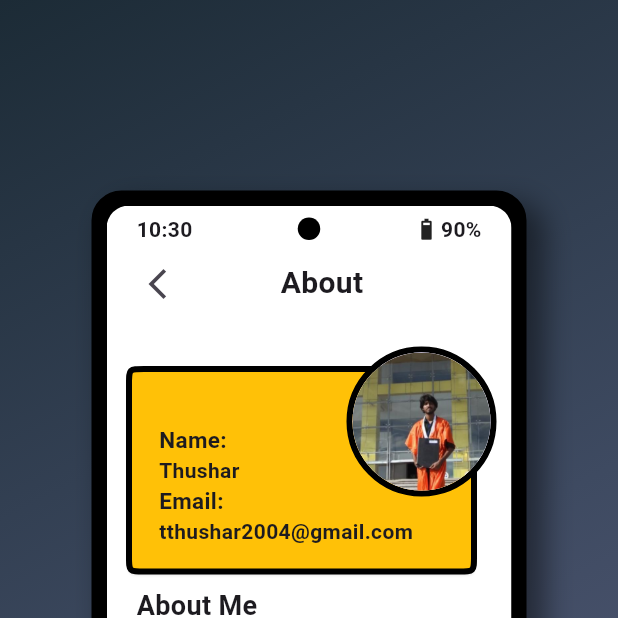
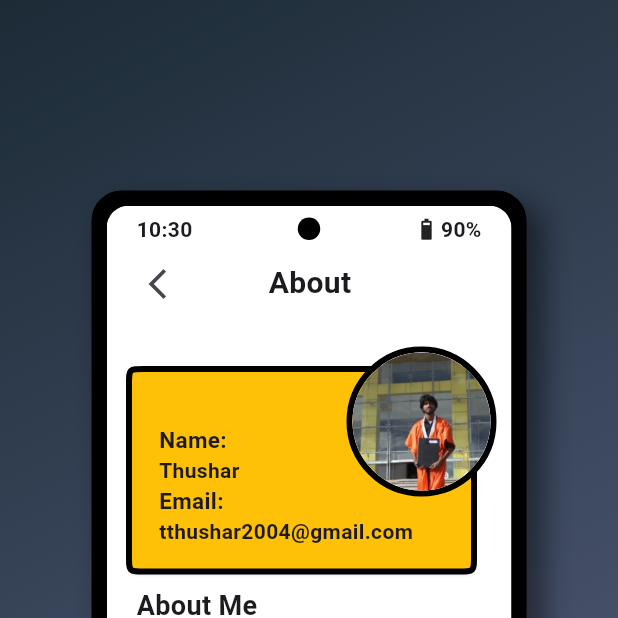
Before and after one commit to Thushar2103/Personal_Portfolio, a Flutter app: the screen it shows after launch, after a tap on "About", on a phone screen of 412 x 824 dp, the top half of it. Run offline on Flutter 3.47's test engine with Material 3 defaults, Android fonts, the phone set to English and light mode, and no system bars; our stand-ins replace animated_text_kit, font_awesome_flutter, percent_indicator.

Commit message:
nav bar width corrected

```diff
--- a/lib/components/aboutpage.dart
+++ b/lib/components/aboutpage.dart
@@ -48,7 +48,7 @@ class Aboutpage extends StatelessWidget {
                   onPressed: () => Navigator.pop(context),
                   icon: Icon(Icons.arrow_back_ios_new),
                 ),
-                SizedBox(width: 58),
+                SizedBox(width: 50),
                 Text(
                   'About',
                   style: TextStyle(fontSize: 20, fontWeight: FontWeight.bold),
--- a/lib/components/awardspage.dart
+++ b/lib/components/awardspage.dart
@@ -57,7 +57,7 @@ class _AwardspageState extends State<Awardspage> {
                   icon: Icon(Icons.arrow_back_ios_new),
                 ),
                 SizedBox(
-                  width: 55,
+                  width: 50,
                 ),
                 Text(
                   'Awards',
--- a/lib/components/gallery.dart
+++ b/lib/components/gallery.dart
@@ -28,7 +28,7 @@ class Gallery extends StatelessWidget {
                   icon: Icon(Icons.arrow_back_ios_new),
                 ),
                 SizedBox(
-                  width: 55,
+                  width: 50,
                 ),
                 Text(
                   'Gallery',
```
